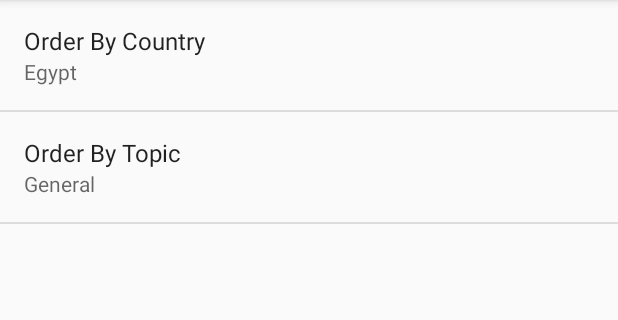
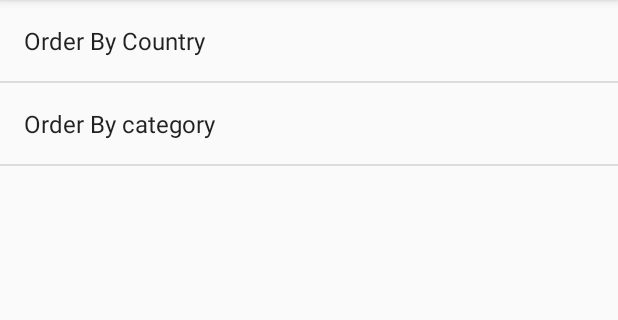
Before and after one commit to MostafaSolimanMO/News-App, an Android app: the screen it shows after launch (settings_activity), in the options menu, after a tap on "Settings", on a phone screen of 412 x 824 dp, the part 84-404 px from its top. Run offline under Robolectric (Android 15) with nearby library versions, the phone set to English and light mode, and no system bars.

Commit message:
Added more countries and add about activity.

```diff
--- a/app/src/main/AndroidManifest.xml
+++ b/app/src/main/AndroidManifest.xml
@@ -11,7 +11,8 @@
         android:label="@string/app_name"
         android:supportsRtl="true"
         android:theme="@style/AppTheme">
-        <activity android:name=".settings_activity"></activity>
+        <activity android:name=".about"></activity>
+        <activity android:name=".settings_activity" />
         <activity android:name=".MainActivity">
             <intent-filter>
                 <action android:name="android.intent.action.MAIN" />
--- a/app/src/main/java/com/example/daii/udacitynewsapp/MainActivity.java
+++ b/app/src/main/java/com/example/daii/udacitynewsapp/MainActivity.java
@@ -77,9 +77,9 @@ public class MainActivity extends AppCompatActivity implements android.support.v
         SharedPreferences sharedPrefs = PreferenceManager.getDefaultSharedPreferences(this);
         String country = sharedPrefs.getString(
                 "country",
-                "eg");
+                "us");
         String topic = sharedPrefs.getString(
-                "topic",
+                "category",
                 "general");
 
         Uri baseUri = Uri.parse(NEWS_API_URL);
@@ -131,6 +131,11 @@ public class MainActivity extends AppCompatActivity implements android.support.v
             startActivity(intent);
             return true;
         }
+        if (id == R.id.About) {
+            Intent intent = new Intent(MainActivity.this, about.class);
+            startActivity(intent);
+            return true;
+        }
         if (id == R.id.Refresh) {
             ConnectivityManager conMgr = (ConnectivityManager) getSystemService(Context.CONNECTIVITY_SERVICE);
             if (conMgr.getNetworkInfo(ConnectivityManager.TYPE_MOBILE).getState() == NetworkInfo.State.CONNECTED
--- a/app/src/main/java/com/example/daii/udacitynewsapp/settings_activity.java
+++ b/app/src/main/java/com/example/daii/udacitynewsapp/settings_activity.java
@@ -25,8 +25,8 @@ public class settings_activity extends AppCompatActivity {
             addPreferencesFromResource(R.xml.perference);
             Preference country = findPreference("country");
             bindPreferenceSummaryToValue(country);
-            Preference topic = findPreference("topic");
-            bindPreferenceSummaryToValue(topic);
+            Preference category = findPreference("category");
+            bindPreferenceSummaryToValue(category);
         }
 
         @Override
--- a/app/src/main/res/values/array.xml
+++ b/app/src/main/res/values/array.xml
@@ -1,16 +1,39 @@
 <?xml version="1.0" encoding="utf-8"?>
 <resources>
-
+    <!--Countries-->
     <string-array name="settings_country_by_labels">
+        <item>Argentina</item>
+        <item>Austria</item>
         <item>Egypt</item>
-        <item>USA</item>
+        <item>Hong Kong</item>
+        <item>Ireland</item>
+        <item>Japan</item>
+        <item>Latvia</item>
+        <item>Nigeria</item>
+        <item>Poland</item>
+        <item>Sweden</item>
+        <item>Thailand</item>
+        <item>United Arab Emirates</item>
+        <item>United States</item>
     </string-array>
     <string-array name="settings_country_by_values">
+        <item>ar</item>
+        <item>au</item>
         <item>eg</item>
+        <item>hk</item>
+        <item>ie</item>
+        <item>jp</item>
+        <item>lv</item>
+        <item>ng</item>
+        <item>pl</item>
+        <item>se</item>
+        <item>th</item>
+        <item>ae</item>
         <item>us</item>
     </string-array>
 
-    <string-array name="settings_topic_by_labels">
+    <!--Categories-->
+    <string-array name="settings_category_by_labels">
         <item>General</item>
         <item>Entertainment</item>
         <item>Health</item>
@@ -18,7 +41,7 @@
         <item>Sports</item>
         <item>Technology</item>
     </string-array>
-    <string-array name="settings_topic_by_values">
+    <string-array name="settings_category_by_values">
         <item>general</item>
         <item>entertainment</item>
         <item>health</item>
--- a/app/src/main/res/xml/perference.xml
+++ b/app/src/main/res/xml/perference.xml
@@ -1,15 +1,15 @@
 <?xml version="1.0" encoding="utf-8"?>
 <PreferenceScreen xmlns:android="http://schemas.android.com/apk/res/android">
     <ListPreference
-        android:defaultValue="eg"
+        android:defaultValue="United States"
         android:entries="@array/settings_country_by_labels"
         android:entryValues="@array/settings_country_by_values"
         android:key="country"
         android:title="Order By Country" />
     <ListPreference
-        android:defaultValue="general"
-        android:entries="@array/settings_topic_by_labels"
-        android:entryValues="@array/settings_topic_by_values"
-        android:key="topic"
-        android:title="Order By Topic" />
+        android:defaultValue="General"
+        android:entries="@array/settings_category_by_labels"
+        android:entryValues="@array/settings_category_by_values"
+        android:key="category"
+        android:title="Order By category" />
 </PreferenceScreen>
```
Also changed, not shown: app/src/main/java/com/example/daii/udacitynewsapp/about.java (added, +13 -0 lines), app/src/main/res/layout/activity_about.xml (added, +15 -0 lines).
